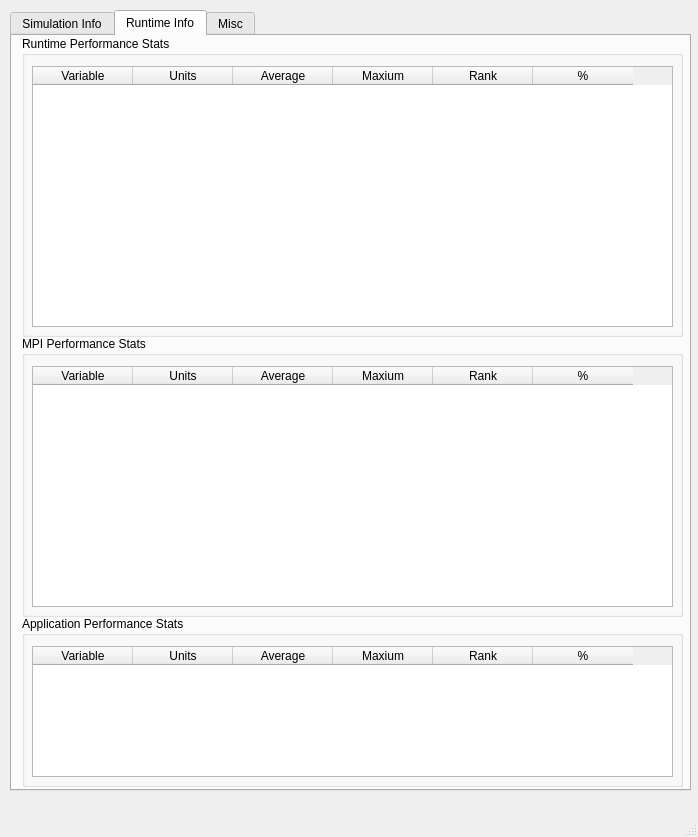
The window that src/VisIt/libsim/uintah.ui (Uintah/Uintah) describes before a commit, drawn with Qt 5.
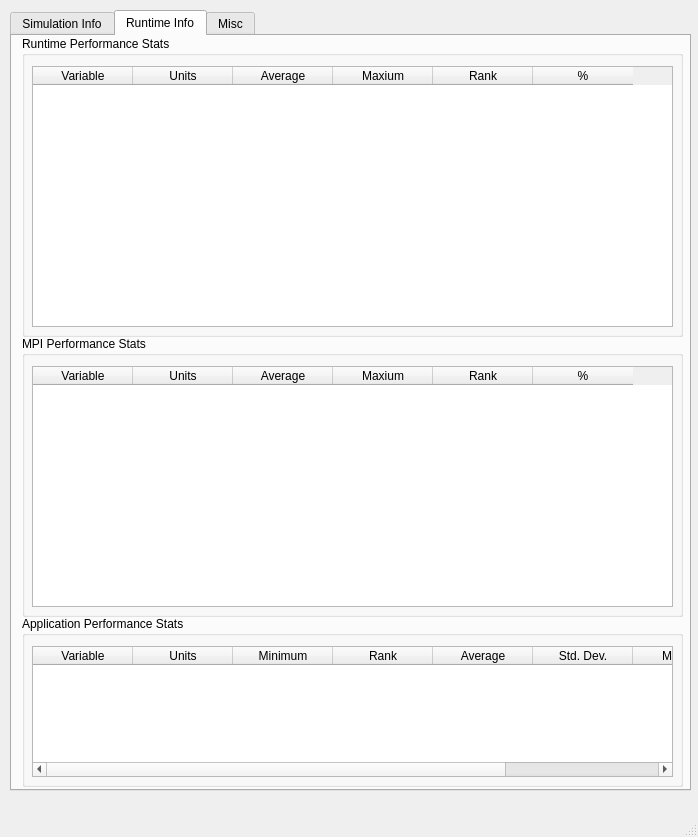
The same window after the commit. The open tabs and pages were chosen to show the change.

Commit message: added min and std stats

Patch:
```diff
--- a/src/VisIt/libsim/uintah.ui
+++ b/src/VisIt/libsim/uintah.ui
@@ -552,11 +552,26 @@
          <string>Units</string>
         </property>
        </column>
+       <column>
+        <property name="text">
+         <string>Minimum</string>
+        </property>
+       </column>
+       <column>
+        <property name="text">
+         <string>Rank</string>
+        </property>
+       </column>
        <column>
         <property name="text">
          <string>Average</string>
         </property>
        </column>
+       <column>
+        <property name="text">
+         <string>Std. Dev.</string>
+        </property>
+       </column>
        <column>
         <property name="text">
          <string>Maxium</string>
@@ -567,11 +582,6 @@
          <string>Rank</string>
         </property>
        </column>
-       <column>
-        <property name="text">
-         <string>%</string>
-        </property>
-       </column>
       </widget>
      </widget>
     </widget>
```
The commit also changes 1 other file.
